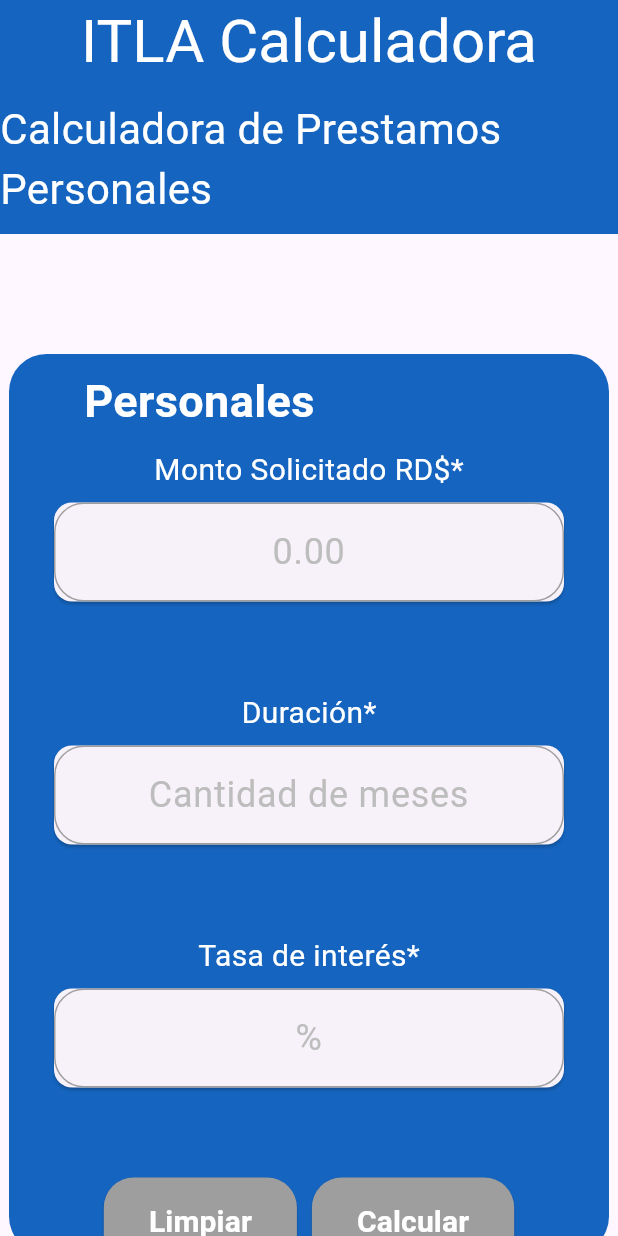
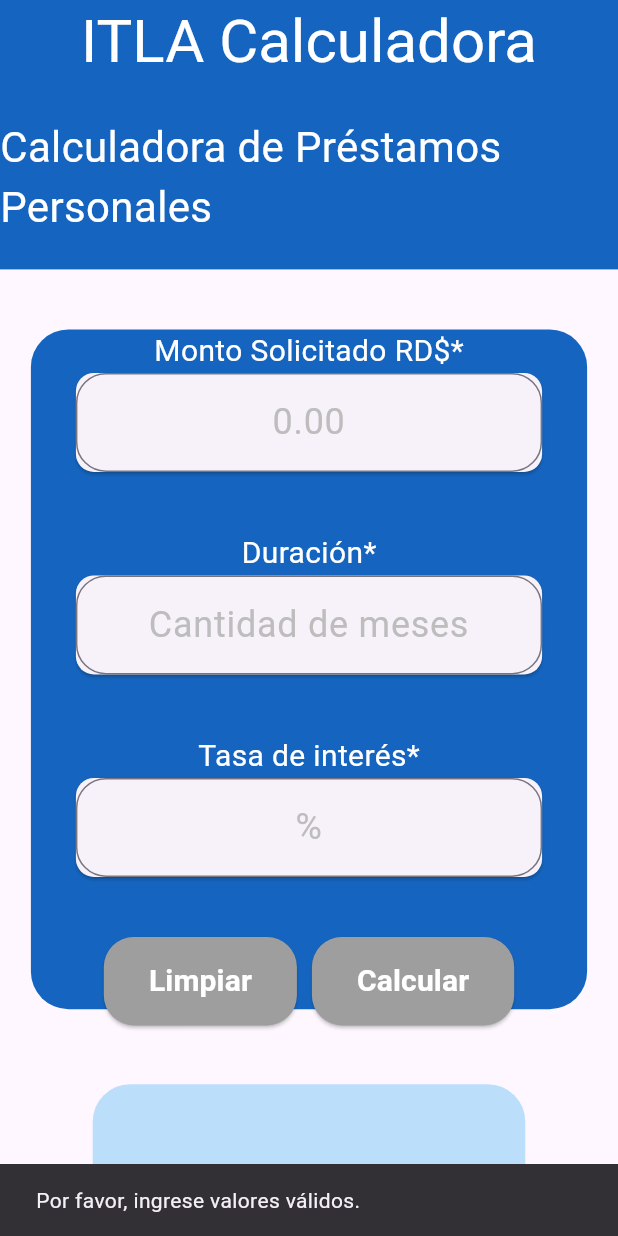
Before and after one commit to teacherluis1/calculadora, a Flutter app: the screen it shows after launch, after a tap on "Calcular", on a phone screen of 412 x 824 dp. Run offline on Flutter 3.47's test engine with Material 3 defaults, Android fonts, the phone set to English and light mode, and no system bars.

Commit message:
Aqui esta la calculadora con la logica

```diff
--- a/lib/customtextfield.dart
+++ b/lib/customtextfield.dart
@@ -1,38 +1,30 @@
-
-
 import 'package:flutter/material.dart';
 
 class CustomTextField extends StatelessWidget {
   final String hintText;
-  const CustomTextField({Key? key, required this.hintText}) : super(key: key);
+  final TextEditingController? controller;
+  final TextInputType keyboardType;
+
+  const CustomTextField({
+    Key? key,
+    required this.hintText,
+    this.controller,
+    this.keyboardType = TextInputType.text,
+  }) : super(key: key);
 
   @override
   Widget build(BuildContext context) {
     return TextFormField(
+      controller: controller, // Asegúrate de asignar el controlador
+      keyboardType: keyboardType,
       textAlign: TextAlign.center,
       decoration: InputDecoration(
         hintText: hintText,
-        hintStyle: TextStyle(color: Colors.grey[400],
-        fontSize: 24.0,
-
-
-
-        ),
-        contentPadding: EdgeInsets.symmetric(
-          vertical: 15.0,
-          horizontal: 15.0,
-        ),
+        hintStyle: TextStyle(color: Colors.grey[400], fontSize: 24.0),
+        contentPadding: const EdgeInsets.symmetric(vertical: 15.0, horizontal: 15.0),
         border: OutlineInputBorder(
           borderRadius: BorderRadius.circular(20.0),
-          borderSide: BorderSide(color: Colors.grey, width: 1.0),
-        ),
-        enabledBorder: OutlineInputBorder(
-          borderRadius: BorderRadius.circular(20.0),
-          borderSide: BorderSide(color: Colors.grey, width: 1.0),
-        ),
-        focusedBorder: OutlineInputBorder(
-          borderRadius: BorderRadius.circular(20.0),
-          borderSide: BorderSide(color: Colors.green, width: 2.0),
+          borderSide: const BorderSide(color: Colors.grey, width: 1.0),
         ),
       ),
     );
--- /dev/null
+++ b/lib/logica.dart
@@ -0,0 +1,16 @@
+import 'dart:math';
+
+double calcularCuotaMensual(double monto, double tasaAnual, int meses) {
+  if (meses <= 0 || monto <= 0) {
+    return 0.0; // Retorna 0 si los valores son inválidos
+  }
+
+  double tasaMensual = tasaAnual / 100 / 12; // Convertir tasa anual a tasa mensual
+  if (tasaMensual == 0) {
+    return monto / meses; // Si la tasa de interés es 0, la cuota es monto dividido en meses
+  }
+  return monto *
+      tasaMensual *
+      (pow(1 + tasaMensual, meses)) /
+      (pow(1 + tasaMensual, meses) - 1);
+}
--- a/lib/phone.dart
+++ b/lib/phone.dart
@@ -1,281 +1,192 @@
-
-
 import 'package:flutter/material.dart';
 import 'package:calculador/customtextfield.dart';
 import 'package:calculador/calcularlimpiar.dart';
+import 'package:calculador/logica.dart';
 
-class Phone extends StatelessWidget {
+class Phone extends StatefulWidget {
+  const Phone({super.key});
 
+  @override
+  State<Phone> createState() => _PhoneState();
+}
 
-  const Phone({super.key});
+class _PhoneState extends State<Phone> {
+  final TextEditingController montoController = TextEditingController();
+  final TextEditingController mesesController = TextEditingController();
+  final TextEditingController tasaController = TextEditingController();
+
+  double cuotaMensual = 0.0; // Variable para mostrar el resultado
 
   @override
   Widget build(BuildContext context) {
     return Scaffold(
       appBar: AppBar(
-        title: Text("ITLA Calculadora",
-        style: TextStyle(
-          fontSize: 40,
-          color: Colors.white
-
-
-        ),),
+        title: const Text(
+          "ITLA Calculadora",
+          style: TextStyle(fontSize: 40, color: Colors.white),
+        ),
         centerTitle: true,
         backgroundColor: Colors.blue[800],
-
       ),
       body: SingleChildScrollView(
         child: Column(
           children: [
-                        //contenedor del calculadora de prestamos personales
-            Container(alignment: Alignment.center,
+            // Contenedor del título
+            Container(
+              alignment: Alignment.center,
               width: double.infinity,
-              height: 100,
-              decoration: BoxDecoration(
-                color: Colors.blue[800]
+              height: MediaQuery.of(context).size.height * 0.15,
+              decoration:  BoxDecoration(color: Colors.blue[800]),
+              child: const Text(
+                "Calculadora de Préstamos Personales",
+                style: TextStyle(fontSize: 28, color: Colors.white),
               ),
-              child: Text("Calculadora de Prestamos Personales",
-              style: TextStyle(
-                fontSize: 28,
-                color: Colors.white
-              ),),
             ),
-            SizedBox(height: 80),
+            const SizedBox(height: 40),
 
-
-
-
-          //aqui comienza el form
-            Form(child:
-            Column(
+            // Formulario
+            Form(
+              child: Column(
                 children: [
                   Container(
-                  width: 400,
-                  height: 600,
+                    width: MediaQuery.of(context).size.width * 0.9,
+                    height: MediaQuery.of(context).size.height * 0.55,
                     decoration: BoxDecoration(
                       color: Colors.blue[800],
-                    borderRadius: BorderRadius.circular(25)
+                      borderRadius: BorderRadius.circular(25),
                     ),
                     child: Column(
                       children: [
-                                                Container(alignment: Alignment.topLeft,
-                          padding: EdgeInsets.only(left: 50, top: 10),
-                            child: Text("Personales",
-                            style: TextStyle(
-                              fontSize: 30,
-                              color: Colors.white,
-                              fontWeight: FontWeight.bold
+                        // Monto Solicitado
+                        const Text(
+                          "Monto Solicitado RD\$*",
+                          style: TextStyle(color: Colors.white, fontSize: 20),
+                        ),
+                        Card(
+                          margin: const EdgeInsets.symmetric(horizontal: 30),
+                          child: CustomTextField(
+                            hintText: "0.00",
+                            controller: montoController,
                           ),
                         ),
+                        const SizedBox(height: 40),
+
+                        // Duración
+                        const Text(
+                          "Duración*",
+                          style: TextStyle(color: Colors.white, fontSize: 20),
                         ),
-                          SizedBox(height: 10),
+                        Card(
+                          margin: const EdgeInsets.symmetric(horizontal: 30),
+                          child: CustomTextField(
+                            hintText: "Cantidad de meses",
+                            controller: mesesController,
+                          ),
+                        ),
+                        const SizedBox(height: 40),
 
-                          Container(
-                            child: Text("Monto Solicitado RD\$*",
-                            style: TextStyle(
-                              color: Colors.white,
-                              fontSize: 20
-                            ),),
+                        // Tasa de Interés
+                        const Text(
+                          "Tasa de interés*",
+                          style: TextStyle(color: Colors.white, fontSize: 20),
                         ),
-                          SizedBox(height: 7),
+                        Card(
+                          margin: const EdgeInsets.symmetric(horizontal: 30),
+                          child: CustomTextField(
+                            hintText: "%",
+                            controller: tasaController,
+                          ),
+                        ),
+                        const SizedBox(height: 40),
 
+                        // Botones
+                        Row(
+                          mainAxisAlignment: MainAxisAlignment.center,
+                          children: [
+                            CalcularLimpiar(
+                              texto: "Limpiar",
+                              onPressed: () {
+                                setState(() {
+                                  montoController.clear();
+                                  mesesController.clear();
+                                  tasaController.clear();
+                                  cuotaMensual = 0.0;
+                                });
+                              },
+                            ),
+                            const SizedBox(width: 10),
+                            CalcularLimpiar(
+                              texto: "Calcular",
+                              onPressed: () {
+                                double monto =
+                                    double.tryParse(montoController.text) ??
+                                        0.0;
+                                int meses =
+                                    int.tryParse(mesesController.text) ?? 0;
+                                double tasa =
+                                    double.tryParse(tasaController.text) ?? 0.0;
 
+                                if (monto <= 0 || meses <= 0 || tasa < 0) {
+                                  ScaffoldMessenger.of(context).showSnackBar(
+                                    const SnackBar(
+                                        content: Text(
+                                            "Por favor, ingrese valores válidos.")),
+                                  );
+                                  return;
+                                }
 
-
-                          Card(margin: EdgeInsets.symmetric(horizontal: 30),
-                            child: CustomTextField(hintText: "0.00", )),
-
-
-
-
-
-
-                          SizedBox(height: 60),
-
-
-
-
-
-
-
-
-
-
-
-
-
-                          //duracion
-
-                          Container(
-                            child: Text("Duración*",
-                            style: TextStyle(
-                              color: Colors.white,
-                              fontSize: 20
-                            ),),
+                                setState(() {
+                                  cuotaMensual =
+                                      calcularCuotaMensual(monto, tasa, meses);
+                                });
+                              },
                             ),
-                          SizedBox(height: 7),
-
-
-                          Card(margin: EdgeInsets.symmetric(horizontal: 30),
-                            child: CustomTextField(hintText: "Cantidad de meses", )),
-
-
-
-                          SizedBox(height: 60),
-
-
-
-
-
-
-
-
-
-
-
-
-
-
-                          //tasa de interes
-
-                          Container(
-                            child: Text("Tasa de interés*",
-                            style: TextStyle(
-                              color: Colors.white,
-                              fontSize: 20
-                            ),),
-                          ),
-                          SizedBox(height: 7),
-
-
-                          Card(margin: EdgeInsets.symmetric(horizontal: 30),
-                            child: CustomTextField(hintText: "%", )),
-
-                          SizedBox(height: 60),
-
-
-
-                           Row(mainAxisAlignment: MainAxisAlignment.center,
-                          children: [
-                            CalcularLimpiar(texto: "Limpiar", onPressed: (){}),
-                            SizedBox(width: 10),
-                            CalcularLimpiar(texto: "Calcular", onPressed: (){})
-
                           ],
                         ),
+                      ],
+                    ),
+                  ),
+                  const SizedBox(height: 50),
 
-
-                    ],
-
-                  ),
-
-
-
-
-
-
-
-
-
-                ),
-                SizedBox(height: 50,),
-
+                  // Resultado
                   Container(
-                        margin: EdgeInsets.symmetric(horizontal: 50),
-                        width: 200,
-                        height: 200,
+                    margin: const EdgeInsets.symmetric(horizontal: 50),
+                    width: MediaQuery.of(context).size.width * 0.7,
+                    height: MediaQuery.of(context).size.height * 0.2,
                     decoration: BoxDecoration(
                       color: Colors.blue[100],
                       borderRadius: BorderRadius.circular(25),
                     ),
-                        child: Column(mainAxisAlignment: MainAxisAlignment.center,
+                    child: Column(
+                      mainAxisAlignment: MainAxisAlignment.center,
                       children: [
-                            Text("Cuota Mensual",
+                        const Text(
+                          "Cuota Mensual",
                           style: TextStyle(
                               fontSize: 20,
                               color: Colors.black,
-                              fontWeight: FontWeight.bold
+                              fontWeight: FontWeight.bold),
+                        ),
+                        Text(
+                          "RD\$${cuotaMensual.toStringAsFixed(2)}",
+                          style: const TextStyle(
+                            fontSize: 28,
+                            color: Colors.black,
+                            fontWeight: FontWeight.bold,
                           ),
                         ),
-
-
-                            Text("RD\$0.00",
-                            style: TextStyle(
-                              fontSize: 28,
-                              color: Colors.black,
-                              fontWeight: FontWeight.bold
+                      ],
                     ),
                   ),
-
-
-
-
-
-
-
-
-
+                ],
+              ),
+            ),
+            Container(
+              width: 20,
+              height: 100,
+            )
 
           ],
-                        ),
-
-                    ),
-
-                    SizedBox(height: 50),
-                    Container(
-                      height: 50,
-                      width: 50,
-                    )
-
-
-
-
-
-
-
-
-
-
-
-
-
-
-
-
-
-
-
-
-
-
-
-
-
-
-
-              ],
-            ))
-
-
-
-
-
-
-          ],
-
-
-
-
-
-
-
-
-
-
-
-
-
-
         ),
       ),
     );
```
Also changed, not shown: lib/desktop.dart (+146 -192 lines). Lines whose indentation alone changed are shown as unchanged.
